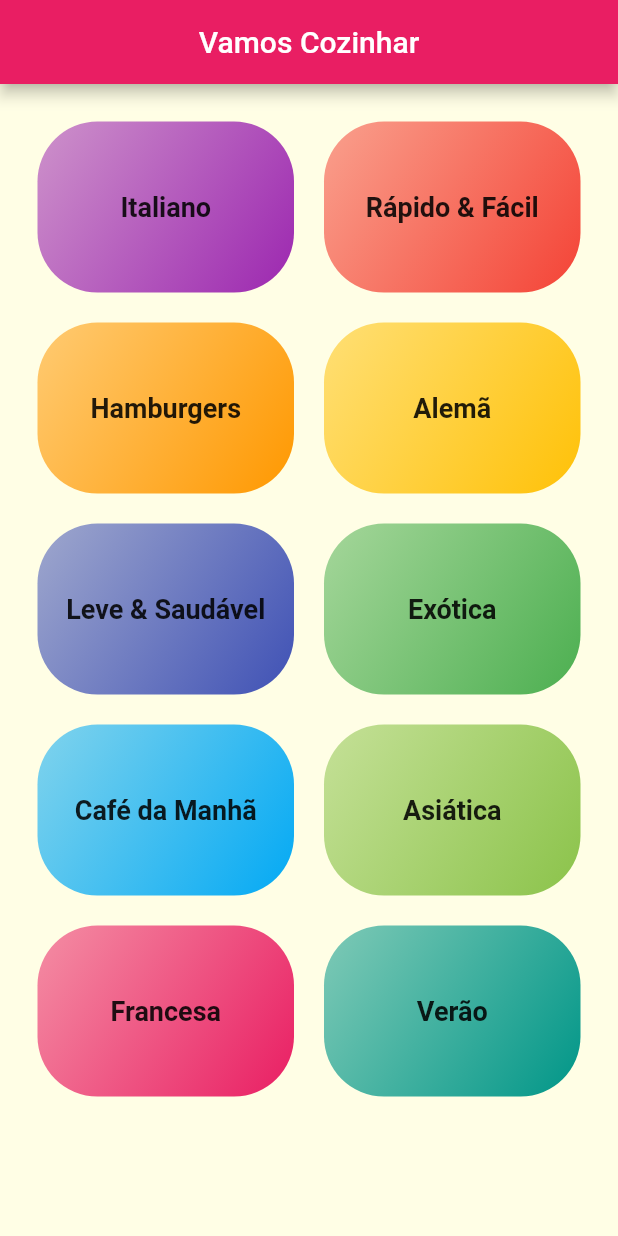
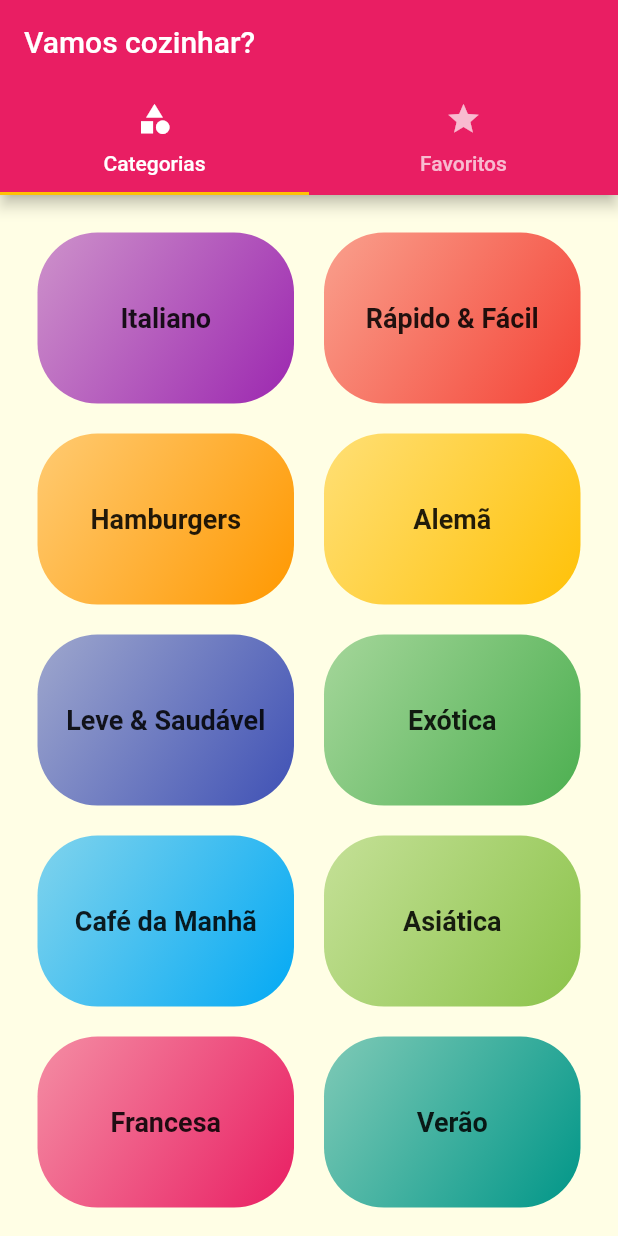
Before and after one commit to alefbispo/food_recipes, a Flutter app: the screen it shows after launch, on a phone screen of 412 x 824 dp. Run offline on Flutter 3.47's test engine with Material 2 defaults, Android fonts, the phone set to English and light mode, and no system bars.

Commit message:
adicionando tab bar

```diff
--- a/lib/main.dart
+++ b/lib/main.dart
@@ -1,6 +1,7 @@
 import 'package:flutter/material.dart';
 import 'package:food_recipes/screens/category_meals_screen.dart';
 import 'package:food_recipes/screens/meal_detail_screen.dart';
+import 'package:food_recipes/screens/tabs_screen.dart';
 import 'package:food_recipes/utils/app_routes.dart';
 
 import 'screens/categories_screen.dart';
@@ -20,9 +21,9 @@ class MyApp extends StatelessWidget {
           colorScheme: ColorScheme.fromSwatch(primarySwatch: Colors.pink)
               .copyWith(secondary: Colors.amber)),
       routes: {
-        AppRoutes.HOME: (context) => const CategoriesScreen(),
+        AppRoutes.HOME: (context) => const TabsScreen(),
         AppRoutes.CATEGORIES_MEALS: (context) => CategoryMealsScreen(),
-        AppRoutes.MEAL_DETAIL: (context) => MealDetailScreen(),
+        AppRoutes.MEAL_DETAIL: (context) => const MealDetailScreen(),
       },
     );
   }
--- a/lib/screens/categories_screen.dart
+++ b/lib/screens/categories_screen.dart
@@ -7,15 +7,7 @@ class CategoriesScreen extends StatelessWidget {
 
   @override
   Widget build(BuildContext context) {
-    return Scaffold(
-      appBar: AppBar(
-        title: const Center(
-          child: Text(
-            'Vamos Cozinhar',
-          ),
-        ),
-      ),
-      body: GridView(
+    return GridView(
       padding: const EdgeInsets.all(25),
       gridDelegate: const SliverGridDelegateWithMaxCrossAxisExtent(
         maxCrossAxisExtent: 200,
@@ -25,7 +17,7 @@ class CategoriesScreen extends StatelessWidget {
       ),
       children: DUMMY_CATEGORIES.map((cat) {
         return CategoryItem(cat);
-          }).toList()),
+      }).toList(),
     );
   }
 }
--- /dev/null
+++ b/lib/screens/favorite_screen.dart
@@ -0,0 +1,12 @@
+import 'package:flutter/material.dart';
+
+class FavoriteScreen extends StatelessWidget {
+  const FavoriteScreen({Key? key}) : super(key: key);
+
+  @override
+  Widget build(BuildContext context) {
+    return const Center(
+      child: Text('Minhas Refeições Favoritas!'),
+    );
+  }
+}
--- /dev/null
+++ b/lib/screens/tabs_screen.dart
@@ -0,0 +1,37 @@
+import 'package:flutter/material.dart';
+import 'package:food_recipes/screens/categories_screen.dart';
+import 'package:food_recipes/screens/favorite_screen.dart';
+
+class TabsScreen extends StatelessWidget {
+  const TabsScreen({Key? key}) : super(key: key);
+
+  @override
+  Widget build(BuildContext context) {
+    return DefaultTabController(
+      length: 2,
+      child: Scaffold(
+        appBar: AppBar(
+          title: const Text('Vamos cozinhar?'),
+          bottom: const TabBar(
+            tabs: [
+              Tab(
+                icon: Icon(Icons.category),
+                text: 'Categorias',
+              ),
+              Tab(
+                icon: Icon(Icons.star),
+                text: 'Favoritos',
+              )
+            ],
+          ),
+        ),
+        body: const TabBarView(
+          children: [
+            CategoriesScreen(),
+            FavoriteScreen(),
+          ],
+        ),
+      ),
+    );
+  }
+}
```
Lines whose indentation alone changed are shown as unchanged.
